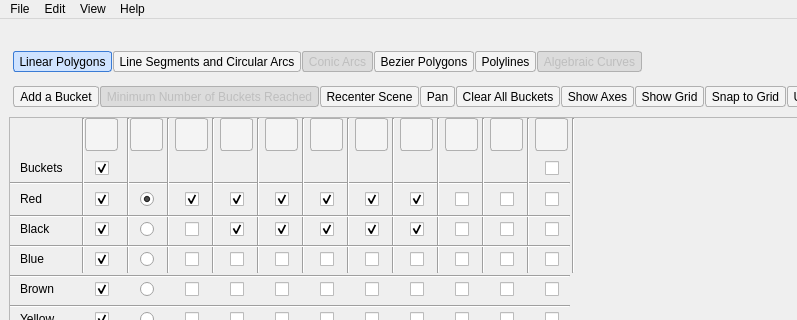
Old version of the form Boolean_set_operations_2/demo/Boolean_set_operations_2/UiFiles/Boolean_set_operations_2.ui in the repository efifogel/cgal; both pictures show x 0 to 797 and y 0 to 320 of the 1124 by 664 pixel window.
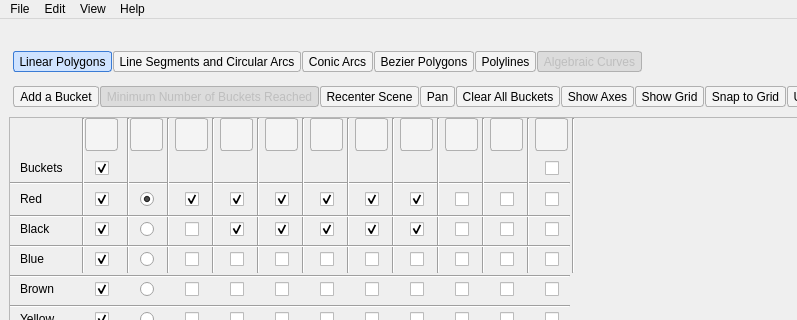
New version of the form. Icons and pictures are not drawn.

```diff
--- a/Boolean_set_operations_2/demo/Boolean_set_operations_2/UiFiles/Boolean_set_operations_2.ui
+++ b/Boolean_set_operations_2/demo/Boolean_set_operations_2/UiFiles/Boolean_set_operations_2.ui
@@ -2998,9 +2998,6 @@
    <property name="checkable">
     <bool>true</bool>
    </property>
-   <property name="enabled">
-    <bool>false</bool>
-   </property>
    <property name="icon">
     <iconset resource="Boolean_operations_2.qrc">
      <normaloff>:/cgal/icons/resources/insert_conic.png</normaloff>:/cgal/icons/resources/insert_conic.png</iconset>
```
Left out of the diff: 2 changed lines with no effect on the pictures.
